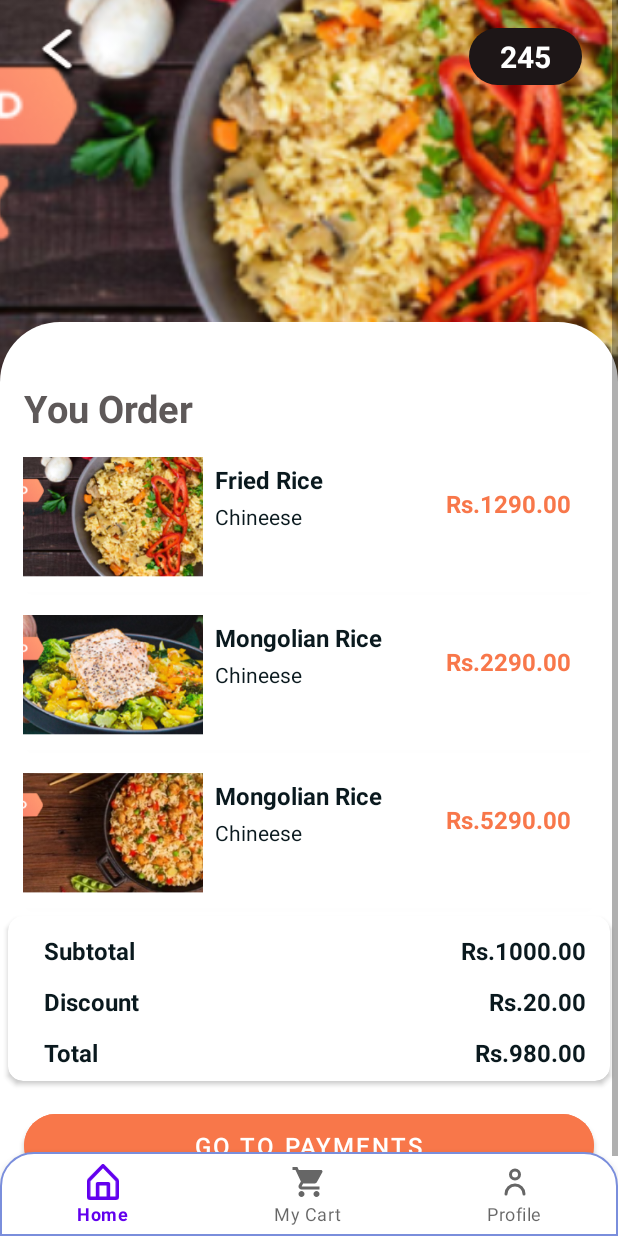
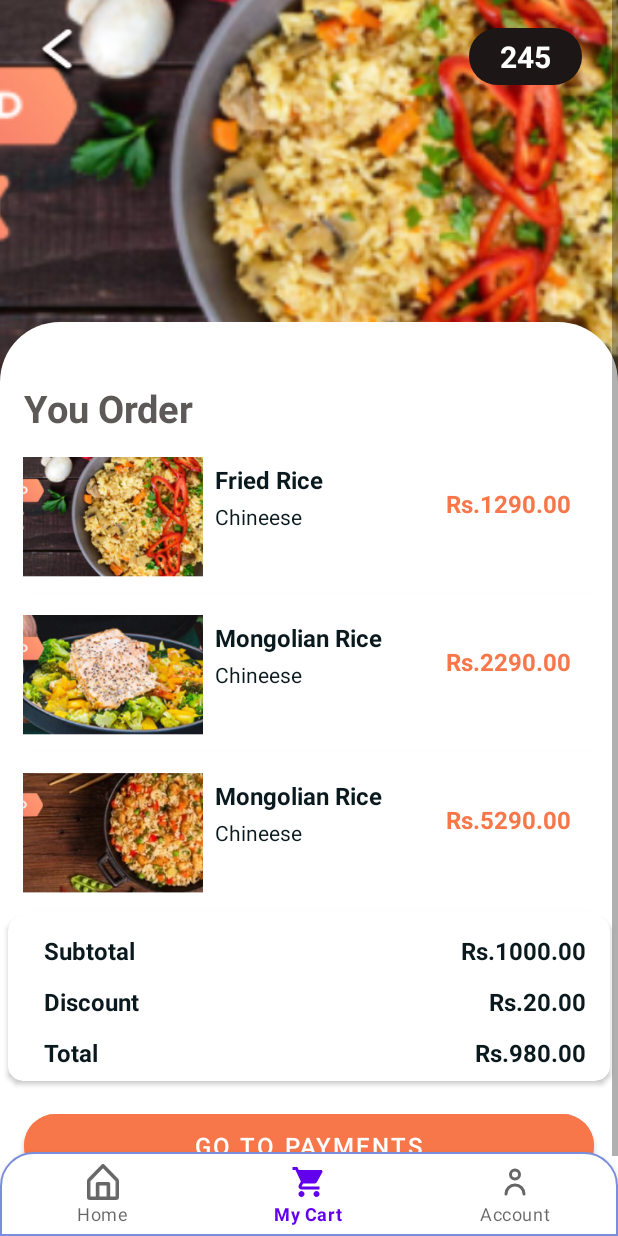
Before and after one commit to peirisabhi/chozy, an Android app: the CartFragment screen opened through its navigation route, on a phone screen of 412 x 824 dp. Run offline under Robolectric (Android 15) with nearby library versions, the phone set to English and light mode, and no system bars; our stand-ins replace navigation-ui; libraries missing offline, so code that uses them is left out: com.makeramen.roundedimageview; 2 statements that could not run were skipped.

Commit message:
navigation completed

```diff
--- a/app/src/main/java/com/abhi/chozy/ui/cart/CartFragment.java
+++ b/app/src/main/java/com/abhi/chozy/ui/cart/CartFragment.java
@@ -2,65 +2,52 @@ package com.abhi.chozy.ui.cart;
 
 import android.os.Bundle;
 
+import androidx.annotation.NonNull;
+import androidx.annotation.Nullable;
 import androidx.fragment.app.Fragment;
+import androidx.navigation.NavDirections;
+import androidx.navigation.Navigation;
 
 import android.view.LayoutInflater;
 import android.view.View;
 import android.view.ViewGroup;
 
 import com.abhi.chozy.R;
+import com.abhi.chozy.databinding.FragmentCartBinding;
 
-/**
- * A simple {@link Fragment} subclass.
- * Use the {@link CartFragment#newInstance} factory method to
- * create an instance of this fragment.
- */
+import org.jetbrains.annotations.NotNull;
+
+
 public class CartFragment extends Fragment {
 
-    // TODO: Rename parameter arguments, choose names that match
-    // the fragment initialization parameters, e.g. ARG_ITEM_NUMBER
-    private static final String ARG_PARAM1 = "param1";
-    private static final String ARG_PARAM2 = "param2";
-
-    // TODO: Rename and change types of parameters
-    private String mParam1;
-    private String mParam2;
-
-    public CartFragment() {
-        // Required empty public constructor
-    }
-
-    /**
-     * Use this factory method to create a new instance of
-     * this fragment using the provided parameters.
-     *
-     * @param param1 Parameter 1.
-     * @param param2 Parameter 2.
-     * @return A new instance of fragment CartFragment.
-     */
-    // TODO: Rename and change types and number of parameters
-    public static CartFragment newInstance(String param1, String param2) {
-        CartFragment fragment = new CartFragment();
-        Bundle args = new Bundle();
-        args.putString(ARG_PARAM1, param1);
-        args.putString(ARG_PARAM2, param2);
-        fragment.setArguments(args);
-        return fragment;
-    }
+    FragmentCartBinding binding;
 
     @Override
     public void onCreate(Bundle savedInstanceState) {
         super.onCreate(savedInstanceState);
-        if (getArguments() != null) {
-            mParam1 = getArguments().getString(ARG_PARAM1);
-            mParam2 = getArguments().getString(ARG_PARAM2);
-        }
+
     }
 
     @Override
     public View onCreateView(LayoutInflater inflater, ViewGroup container,
                              Bundle savedInstanceState) {
-        // Inflate the layout for this fragment
-        return inflater.inflate(R.layout.fragment_cart, container, false);
+
+        binding = FragmentCartBinding.inflate(inflater, container, false);
+
+        return binding.getRoot();
+    }
+
+
+    @Override
+    public void onViewCreated(@NonNull @NotNull View view, @Nullable @org.jetbrains.annotations.Nullable Bundle savedInstanceState) {
+        super.onViewCreated(view, savedInstanceState);
+
+        binding.addBtn.setOnClickListener(new View.OnClickListener() {
+            @Override
+            public void onClick(View v) {
+                NavDirections navDirections = CartFragmentDirections.actionNavigationCartToPaymentFragment();
+                Navigation.findNavController(binding.getRoot()).navigate(navDirections);
+            }
+        });
     }
 }
--- a/app/src/main/java/com/abhi/chozy/ui/home/HomeFragment.java
+++ b/app/src/main/java/com/abhi/chozy/ui/home/HomeFragment.java
@@ -12,6 +12,8 @@ import androidx.annotation.Nullable;
 import androidx.fragment.app.Fragment;
 import androidx.lifecycle.Observer;
 import androidx.lifecycle.ViewModelProvider;
+import androidx.navigation.NavDirections;
+import androidx.navigation.Navigation;
 import androidx.recyclerview.widget.RecyclerView;
 import androidx.viewpager2.widget.CompositePageTransformer;
 import androidx.viewpager2.widget.MarginPageTransformer;
@@ -62,6 +64,16 @@ public class HomeFragment extends Fragment {
         viewPager2 = binding.viewPagerImageSlider;
 
         loadImageSlider();
+
+
+        binding.shopyByCategory.setOnClickListener(new View.OnClickListener() {
+            @Override
+            public void onClick(View v) {
+                NavDirections navDirections = HomeFragmentDirections.actionNavigationHomeToShopsByCategoryFragment();
+                Navigation.findNavController(binding.getRoot()).navigate(navDirections);
+            }
+        });
+
     }
 
 
--- a/app/src/main/java/com/abhi/chozy/ui/orderSuccess/OrderSuccessFragment.java
+++ b/app/src/main/java/com/abhi/chozy/ui/orderSuccess/OrderSuccessFragment.java
@@ -2,65 +2,50 @@ package com.abhi.chozy.ui.orderSuccess;
 
 import android.os.Bundle;
 
+import androidx.annotation.NonNull;
+import androidx.annotation.Nullable;
 import androidx.fragment.app.Fragment;
+import androidx.navigation.NavDirections;
+import androidx.navigation.Navigation;
 
 import android.view.LayoutInflater;
 import android.view.View;
 import android.view.ViewGroup;
 
 import com.abhi.chozy.R;
+import com.abhi.chozy.databinding.FragmentOrderSuccessBinding;
 
-/**
- * A simple {@link Fragment} subclass.
- * Use the {@link OrderSuccessFragment#newInstance} factory method to
- * create an instance of this fragment.
- */
+import org.jetbrains.annotations.NotNull;
+
+
 public class OrderSuccessFragment extends Fragment {
 
-    // TODO: Rename parameter arguments, choose names that match
-    // the fragment initialization parameters, e.g. ARG_ITEM_NUMBER
-    private static final String ARG_PARAM1 = "param1";
-    private static final String ARG_PARAM2 = "param2";
-
-    // TODO: Rename and change types of parameters
-    private String mParam1;
-    private String mParam2;
-
-    public OrderSuccessFragment() {
-        // Required empty public constructor
-    }
-
-    /**
-     * Use this factory method to create a new instance of
-     * this fragment using the provided parameters.
-     *
-     * @param param1 Parameter 1.
-     * @param param2 Parameter 2.
-     * @return A new instance of fragment OrderSuccessFragment.
-     */
-    // TODO: Rename and change types and number of parameters
-    public static OrderSuccessFragment newInstance(String param1, String param2) {
-        OrderSuccessFragment fragment = new OrderSuccessFragment();
-        Bundle args = new Bundle();
-        args.putString(ARG_PARAM1, param1);
-        args.putString(ARG_PARAM2, param2);
-        fragment.setArguments(args);
-        return fragment;
-    }
+    FragmentOrderSuccessBinding binding;
 
     @Override
     public void onCreate(Bundle savedInstanceState) {
         super.onCreate(savedInstanceState);
-        if (getArguments() != null) {
-            mParam1 = getArguments().getString(ARG_PARAM1);
-            mParam2 = getArguments().getString(ARG_PARAM2);
-        }
+
     }
 
     @Override
     public View onCreateView(LayoutInflater inflater, ViewGroup container,
                              Bundle savedInstanceState) {
-        // Inflate the layout for this fragment
-        return inflater.inflate(R.layout.fragment_order_success, container, false);
+
+        binding = FragmentOrderSuccessBinding.inflate(inflater,container, false);
+        return binding.getRoot();
+    }
+
+    @Override
+    public void onViewCreated(@NonNull @NotNull View view, @Nullable @org.jetbrains.annotations.Nullable Bundle savedInstanceState) {
+        super.onViewCreated(view, savedInstanceState);
+
+        binding.addBtn.setOnClickListener(new View.OnClickListener() {
+            @Override
+            public void onClick(View v) {
+                NavDirections navDirections = OrderSuccessFragmentDirections.actionOrderSuccessFragmentToNavigationHome();
+                Navigation.findNavController(binding.getRoot()).navigate(navDirections);
+            }
+        });
     }
 }
--- a/app/src/main/res/layout/fragment_home.xml
+++ b/app/src/main/res/layout/fragment_home.xml
@@ -99,6 +99,7 @@
         app:layout_constraintTop_toTopOf="parent">
 
         <LinearLayout
+            android:id="@+id/shopy_by_category"
             android:layout_width="match_parent"
             android:layout_height="wrap_content"
             android:orientation="horizontal">
--- a/app/src/main/res/layout/fragment_shops_by_category.xml
+++ b/app/src/main/res/layout/fragment_shops_by_category.xml
@@ -203,6 +203,7 @@
 
 
             <androidx.cardview.widget.CardView
+                android:id="@+id/shop1"
                 android:layout_width="match_parent"
                 android:layout_height="wrap_content"
                 android:layout_marginStart="16dp"
--- a/app/src/main/res/layout/fragment_splash.xml
+++ b/app/src/main/res/layout/fragment_splash.xml
@@ -10,12 +10,12 @@
 
     <ImageView
         android:id="@+id/imageView4"
-        android:layout_width="200dp"
-        android:layout_height="wrap_content"
+        android:layout_width="240dp"
+        android:layout_height="240dp"
         android:layout_marginStart="24dp"
         android:layout_marginTop="32dp"
         android:layout_marginEnd="24dp"
-        android:src="@drawable/acbt_logo"
+        android:src="@drawable/logo1"
         app:layout_constraintEnd_toEndOf="parent"
         app:layout_constraintHorizontal_bias="0.496"
         app:layout_constraintStart_toStartOf="parent"
--- a/app/src/main/res/menu/bottom_nav_menu.xml
+++ b/app/src/main/res/menu/bottom_nav_menu.xml
@@ -7,12 +7,12 @@
         android:title="@string/title_home" />
 
     <item
-        android:id="@+id/navigation_dashboard"
+        android:id="@+id/navigation_cart"
         android:icon="@drawable/ic_baseline_shopping_cart_24"
         android:title="@string/title_cart" />
 
     <item
-        android:id="@+id/navigation_notifications"
+        android:id="@+id/navigation_account"
         android:icon="@drawable/ic_user"
         android:title="@string/title_account" />
 
--- a/app/src/main/res/navigation/authentication_nav_graph.xml
+++ b/app/src/main/res/navigation/authentication_nav_graph.xml
@@ -3,7 +3,7 @@
     xmlns:app="http://schemas.android.com/apk/res-auto"
     xmlns:tools="http://schemas.android.com/tools"
     android:id="@+id/authentication_nav_graph"
-    app:startDestination="@id/onboardingFragment">
+    app:startDestination="@id/splashFragment">
 
     <fragment
         android:id="@+id/splashFragment"
--- a/app/src/main/res/navigation/mobile_navigation.xml
+++ b/app/src/main/res/navigation/mobile_navigation.xml
@@ -3,19 +3,27 @@
     xmlns:app="http://schemas.android.com/apk/res-auto"
     xmlns:tools="http://schemas.android.com/tools"
     android:id="@+id/mobile_navigation"
-    app:startDestination="@id/orderSuccessFragment">
+    app:startDestination="@id/navigation_home">
 
     <fragment
         android:id="@+id/navigation_home"
         android:name="com.abhi.chozy.ui.home.HomeFragment"
         android:label="@string/title_home"
-        tools:layout="@layout/fragment_home" />
+        tools:layout="@layout/fragment_home" >
+        <action
+            android:id="@+id/action_navigation_home_to_shopsByCategoryFragment"
+            app:destination="@id/shopsByCategoryFragment" />
+    </fragment>
 
     <fragment
         android:id="@+id/navigation_cart"
-        android:name="com.abhi.chozy.ui.dashboard.DashboardFragment"
+        android:name="com.abhi.chozy.ui.cart.CartFragment"
         android:label="@string/title_cart"
-        tools:layout="@layout/fragment_dashboard" />
+        tools:layout="@layout/fragment_cart" >
+        <action
+            android:id="@+id/action_navigation_cart_to_paymentFragment"
+            app:destination="@id/paymentFragment" />
+    </fragment>
 
     <fragment
         android:id="@+id/navigation_account"
@@ -26,20 +34,47 @@
         android:id="@+id/shopsByCategoryFragment"
         android:name="com.abhi.chozy.ui.shopsByCategory.ShopsByCategoryFragment"
         android:label="fragment_shops_by_category"
-        tools:layout="@layout/fragment_shops_by_category" />
+        tools:layout="@layout/fragment_shops_by_category" >
+        <action
+            android:id="@+id/action_shopsByCategoryFragment_to_shopFragment"
+            app:destination="@id/shopFragment" />
+    </fragment>
     <fragment
         android:id="@+id/shopFragment"
         android:name="com.abhi.chozy.ui.shop.ShopFragment"
         android:label="fragment_shop"
-        tools:layout="@layout/fragment_shop" />
-    <fragment
-        android:id="@+id/cartFragment"
-        android:name="com.abhi.chozy.ui.cart.CartFragment"
-        android:label="fragment_cart"
-        tools:layout="@layout/fragment_cart" />
+        tools:layout="@layout/fragment_shop" >
+        <action
+            android:id="@+id/action_shopFragment_to_offerDetailsFragment"
+            app:destination="@id/offerDetailsFragment" />
+    </fragment>
     <fragment
         android:id="@+id/orderSuccessFragment"
         android:name="com.abhi.chozy.ui.orderSuccess.OrderSuccessFragment"
         android:label="fragment_order_success"
-        tools:layout="@layout/fragment_order_success" />
+        tools:layout="@layout/fragment_order_success" >
+        <action
+            android:id="@+id/action_orderSuccessFragment_to_navigation_home"
+            app:destination="@id/navigation_home"
+            app:popUpTo="@id/mobile_navigation"
+            app:popUpToInclusive="true" />
+    </fragment>
+    <fragment
+        android:id="@+id/offerDetailsFragment"
+        android:name="com.abhi.chozy.ui.offerDetails.OfferDetailsFragment"
+        android:label="fragment_offer_details"
+        tools:layout="@layout/fragment_offer_details" >
+        <action
+            android:id="@+id/action_offerDetailsFragment_to_paymentFragment"
+            app:destination="@id/paymentFragment" />
+    </fragment>
+    <fragment
+        android:id="@+id/paymentFragment"
+        android:name="com.abhi.chozy.ui.payment.PaymentFragment"
+        android:label="fragment_payment"
+        tools:layout="@layout/fragment_payment" >
+        <action
+            android:id="@+id/action_paymentFragment_to_orderSuccessFragment"
+            app:destination="@id/orderSuccessFragment" />
+    </fragment>
 </navigation>
--- a/app/src/main/res/values/strings.xml
+++ b/app/src/main/res/values/strings.xml
@@ -2,7 +2,7 @@
     <string name="app_name">acbt_offer_student_app</string>
     <string name="title_home">Home</string>
     <string name="title_cart">My Cart</string>
-    <string name="title_account">Profile</string>
+    <string name="title_account">Account</string>
     <!-- TODO: Remove or change this placeholder text -->
     <string name="hello_blank_fragment">Hello blank fragment</string>
 
```
Also changed, not shown: app/src/main/AndroidManifest.xml (+5 -5 lines), app/src/main/java/com/abhi/chozy/ui/offerDetails/OfferDetailsFragment.java (+28 -41 lines), app/src/main/java/com/abhi/chozy/ui/payment/PaymentFragment.java (+25 -41 lines), app/src/main/java/com/abhi/chozy/ui/shop/ShopFragment.java (+26 -41 lines), app/src/main/java/com/abhi/chozy/ui/shopsByCategory/ShopsByCategoryFragment.java (+27 -40 lines), app/src/main/java/com/abhi/chozy/ui/splash/SplashFragment.java (+21 -10 lines), app/src/main/res/drawable-v24/user.png (added), app/src/main/res/drawable/logo1.png (added), app/src/main/res/drawable/logo2.png (added), app/src/main/res/drawable/user.jpg (deleted).
